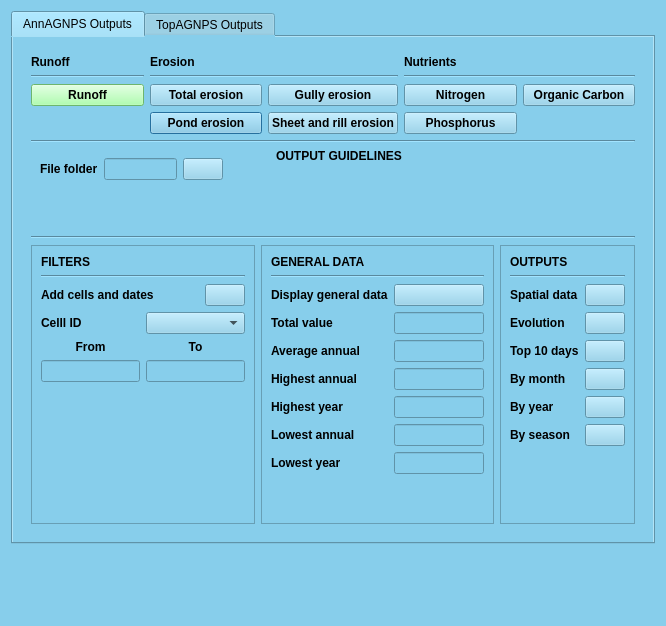
Before: the Qt Designer form ui/outputs.ui in Inigobarbe/QAnnAGNPS, drawn with Qt 5.
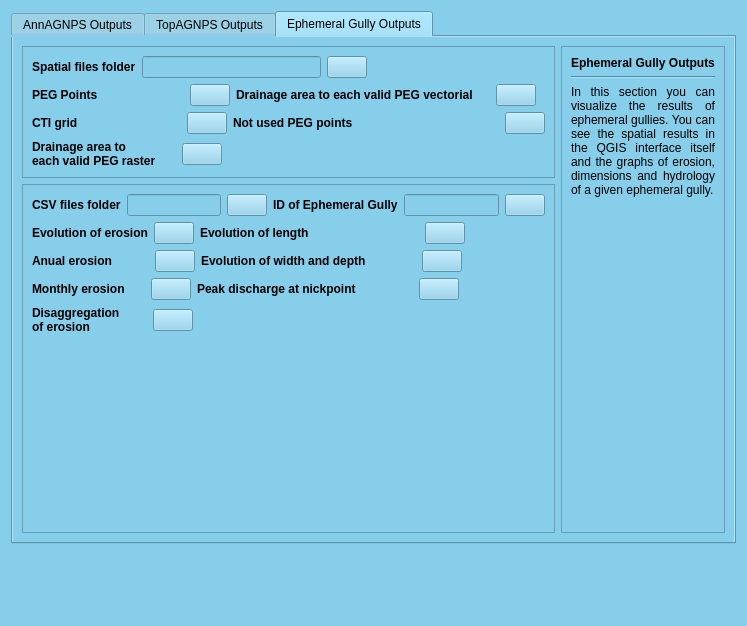
After: the same form once the commit is applied. The open tabs and pages were chosen to show the change.

```diff
--- a/ui/outputs.ui
+++ b/ui/outputs.ui
@@ -6,7 +6,7 @@
    <rect>
     <x>0</x>
     <y>0</y>
-    <width>666</width>
+    <width>685</width>
     <height>626</height>
    </rect>
   </property>
@@ -1522,6 +1522,617 @@
        </item>
       </layout>
      </widget>
+     <widget class="QWidget" name="tab_2">
+      <attribute name="title">
+       <string>Ephemeral Gully Outputs</string>
+      </attribute>
+      <layout class="QGridLayout" name="gridLayout_18">
+       <item row="0" column="0">
+        <layout class="QVBoxLayout" name="verticalLayout_8">
+         <item>
+          <widget class="QFrame" name="frame_5">
+           <property name="frameShape">
+            <enum>QFrame::StyledPanel</enum>
+           </property>
+           <property name="frameShadow">
+            <enum>QFrame::Raised</enum>
+           </property>
+           <layout class="QGridLayout" name="gridLayout_17">
+            <item row="2" column="0">
+             <layout class="QHBoxLayout" name="horizontalLayout_23">
+              <item>
+               <widget class="QLabel" name="label_47">
+                <property name="font">
+                 <font>
+                  <weight>75</weight>
+                  <bold>true</bold>
+                 </font>
+                </property>
+                <property name="text">
+                 <string>CTI grid                               </string>
+                </property>
+               </widget>
+              </item>
+              <item>
+               <widget class="QPushButton" name="pushButton_31">
+                <property name="text">
+                 <string/>
+                </property>
+               </widget>
+              </item>
+              <item>
+               <layout class="QHBoxLayout" name="horizontalLayout_26">
+                <item>
+                 <widget class="QLabel" name="label_50">
+                  <property name="font">
+                   <font>
+                    <weight>75</weight>
+                    <bold>true</bold>
+                   </font>
+                  </property>
+                  <property name="text">
+                   <string>Not used PEG points                                            </string>
+                  </property>
+                 </widget>
+                </item>
+                <item>
+                 <widget class="QPushButton" name="pushButton_34">
+                  <property name="text">
+                   <string/>
+                  </property>
+                 </widget>
+                </item>
+                <item>
+                 <spacer name="horizontalSpacer_23">
+                  <property name="orientation">
+                   <enum>Qt::Horizontal</enum>
+                  </property>
+                  <property name="sizeHint" stdset="0">
+                   <size>
+                    <width>40</width>
+                    <height>20</height>
+                   </size>
+                  </property>
+                 </spacer>
+                </item>
+                <item>
+                 <spacer name="horizontalSpacer_17">
+                  <property name="orientation">
+                   <enum>Qt::Horizontal</enum>
+                  </property>
+                  <property name="sizeHint" stdset="0">
+                   <size>
+                    <width>40</width>
+                    <height>20</height>
+                   </size>
+                  </property>
+                 </spacer>
+                </item>
+               </layout>
+              </item>
+             </layout>
+            </item>
+            <item row="1" column="0">
+             <layout class="QHBoxLayout" name="horizontalLayout_22">
+              <item>
+               <widget class="QLabel" name="label_46">
+                <property name="font">
+                 <font>
+                  <weight>75</weight>
+                  <bold>true</bold>
+                 </font>
+                </property>
+                <property name="text">
+                 <string>PEG Points                          </string>
+                </property>
+               </widget>
+              </item>
+              <item>
+               <widget class="QPushButton" name="pushButton_30">
+                <property name="text">
+                 <string/>
+                </property>
+               </widget>
+              </item>
+              <item>
+               <layout class="QHBoxLayout" name="horizontalLayout_24">
+                <item>
+                 <widget class="QLabel" name="label_48">
+                  <property name="font">
+                   <font>
+                    <weight>75</weight>
+                    <bold>true</bold>
+                   </font>
+                  </property>
+                  <property name="text">
+                   <string>Drainage area to each valid PEG vectorial     </string>
+                  </property>
+                 </widget>
+                </item>
+                <item>
+                 <widget class="QPushButton" name="pushButton_32">
+                  <property name="text">
+                   <string/>
+                  </property>
+                 </widget>
+                </item>
+                <item>
+                 <spacer name="horizontalSpacer_16">
+                  <property name="orientation">
+                   <enum>Qt::Horizontal</enum>
+                  </property>
+                  <property name="sizeHint" stdset="0">
+                   <size>
+                    <width>40</width>
+                    <height>20</height>
+                   </size>
+                  </property>
+                 </spacer>
+                </item>
+               </layout>
+              </item>
+              <item>
+               <spacer name="horizontalSpacer_22">
+                <property name="orientation">
+                 <enum>Qt::Horizontal</enum>
+                </property>
+                <property name="sizeHint" stdset="0">
+                 <size>
+                  <width>40</width>
+                  <height>20</height>
+                 </size>
+                </property>
+               </spacer>
+              </item>
+             </layout>
+            </item>
+            <item row="0" column="0">
+             <layout class="QHBoxLayout" name="horizontalLayout_21">
+              <item>
+               <widget class="QLabel" name="label_45">
+                <property name="font">
+                 <font>
+                  <weight>75</weight>
+                  <bold>true</bold>
+                 </font>
+                </property>
+                <property name="text">
+                 <string>Spatial files folder</string>
+                </property>
+               </widget>
+              </item>
+              <item>
+               <widget class="QLineEdit" name="lineEdit_3"/>
+              </item>
+              <item>
+               <widget class="QPushButton" name="pushButton_29">
+                <property name="text">
+                 <string/>
+                </property>
+               </widget>
+              </item>
+              <item>
+               <spacer name="horizontalSpacer_21">
+                <property name="orientation">
+                 <enum>Qt::Horizontal</enum>
+                </property>
+                <property name="sizeHint" stdset="0">
+                 <size>
+                  <width>40</width>
+                  <height>20</height>
+                 </size>
+                </property>
+               </spacer>
+              </item>
+             </layout>
+            </item>
+            <item row="3" column="0">
+             <layout class="QHBoxLayout" name="horizontalLayout_25">
+              <item>
+               <widget class="QLabel" name="label_49">
+                <property name="font">
+                 <font>
+                  <weight>75</weight>
+                  <bold>true</bold>
+                 </font>
+                </property>
+                <property name="text">
+                 <string>Drainage area to 
+each valid PEG raster      </string>
+                </property>
+               </widget>
+              </item>
+              <item>
+               <widget class="QPushButton" name="pushButton_33">
+                <property name="text">
+                 <string/>
+                </property>
+               </widget>
+              </item>
+              <item>
+               <spacer name="horizontalSpacer_18">
+                <property name="orientation">
+                 <enum>Qt::Horizontal</enum>
+                </property>
+                <property name="sizeHint" stdset="0">
+                 <size>
+                  <width>40</width>
+                  <height>20</height>
+                 </size>
+                </property>
+               </spacer>
+              </item>
+             </layout>
+            </item>
+           </layout>
+          </widget>
+         </item>
+         <item>
+          <widget class="QFrame" name="frame_6">
+           <property name="frameShape">
+            <enum>QFrame::StyledPanel</enum>
+           </property>
+           <property name="frameShadow">
+            <enum>QFrame::Raised</enum>
+           </property>
+           <layout class="QGridLayout" name="gridLayout_5">
+            <item row="0" column="0">
+             <layout class="QGridLayout" name="gridLayout_15">
+              <item row="0" column="1">
+               <layout class="QHBoxLayout" name="horizontalLayout_32">
+                <item>
+                 <widget class="QLabel" name="label_56">
+                  <property name="font">
+                   <font>
+                    <weight>75</weight>
+                    <bold>true</bold>
+                   </font>
+                  </property>
+                  <property name="text">
+                   <string>CSV files folder</string>
+                  </property>
+                 </widget>
+                </item>
+                <item>
+                 <widget class="QLineEdit" name="lineEdit_12"/>
+                </item>
+                <item>
+                 <widget class="QPushButton" name="pushButton_40">
+                  <property name="text">
+                   <string/>
+                  </property>
+                 </widget>
+                </item>
+                <item>
+                 <layout class="QHBoxLayout" name="horizontalLayout_34">
+                  <item>
+                   <widget class="QLabel" name="label_58">
+                    <property name="font">
+                     <font>
+                      <weight>75</weight>
+                      <bold>true</bold>
+                     </font>
+                    </property>
+                    <property name="text">
+                     <string>ID of Ephemeral Gully</string>
+                    </property>
+                   </widget>
+                  </item>
+                  <item>
+                   <widget class="QLineEdit" name="lineEdit_13"/>
+                  </item>
+                  <item>
+                   <widget class="QPushButton" name="pushButton_42">
+                    <property name="text">
+                     <string/>
+                    </property>
+                   </widget>
+                  </item>
+                 </layout>
+                </item>
+               </layout>
+              </item>
+             </layout>
+            </item>
+            <item row="2" column="0">
+             <layout class="QHBoxLayout" name="horizontalLayout_29">
+              <item>
+               <widget class="QLabel" name="label_53">
+                <property name="font">
+                 <font>
+                  <weight>75</weight>
+                  <bold>true</bold>
+                 </font>
+                </property>
+                <property name="text">
+                 <string>Evolution of erosion</string>
+                </property>
+               </widget>
+              </item>
+              <item>
+               <widget class="QPushButton" name="pushButton_37">
+                <property name="text">
+                 <string/>
+                </property>
+               </widget>
+              </item>
+              <item>
+               <layout class="QHBoxLayout" name="horizontalLayout_27">
+                <item>
+                 <widget class="QLabel" name="label_51">
+                  <property name="font">
+                   <font>
+                    <weight>75</weight>
+                    <bold>true</bold>
+                   </font>
+                  </property>
+                  <property name="text">
+                   <string>Evolution of length                                 </string>
+                  </property>
+                 </widget>
+                </item>
+                <item>
+                 <widget class="QPushButton" name="pushButton_35">
+                  <property name="text">
+                   <string/>
+                  </property>
+                 </widget>
+                </item>
+                <item>
+                 <spacer name="horizontalSpacer_19">
+                  <property name="orientation">
+                   <enum>Qt::Horizontal</enum>
+                  </property>
+                  <property name="sizeHint" stdset="0">
+                   <size>
+                    <width>40</width>
+                    <height>20</height>
+                   </size>
+                  </property>
+                 </spacer>
+                </item>
+               </layout>
+              </item>
+             </layout>
+            </item>
+            <item row="3" column="0">
+             <layout class="QHBoxLayout" name="horizontalLayout_28">
+              <item>
+               <widget class="QLabel" name="label_52">
+                <property name="font">
+                 <font>
+                  <weight>75</weight>
+                  <bold>true</bold>
+                 </font>
+                </property>
+                <property name="text">
+                 <string>Anual erosion           </string>
+                </property>
+               </widget>
+              </item>
+              <item>
+               <widget class="QPushButton" name="pushButton_36">
+                <property name="text">
+                 <string/>
+                </property>
+               </widget>
+              </item>
+              <item>
+               <layout class="QHBoxLayout" name="horizontalLayout_35">
+                <item>
+                 <widget class="QLabel" name="label_59">
+                  <property name="font">
+                   <font>
+                    <weight>75</weight>
+                    <bold>true</bold>
+                   </font>
+                  </property>
+                  <property name="text">
+                   <string>Evolution of width and depth               </string>
+                  </property>
+                 </widget>
+                </item>
+                <item>
+                 <widget class="QPushButton" name="pushButton_43">
+                  <property name="text">
+                   <string/>
+                  </property>
+                 </widget>
+                </item>
+                <item>
+                 <spacer name="horizontalSpacer_26">
+                  <property name="orientation">
+                   <enum>Qt::Horizontal</enum>
+                  </property>
+                  <property name="sizeHint" stdset="0">
+                   <size>
+                    <width>40</width>
+                    <height>20</height>
+                   </size>
+                  </property>
+                 </spacer>
+                </item>
+               </layout>
+              </item>
+             </layout>
+            </item>
+            <item row="4" column="0">
+             <layout class="QHBoxLayout" name="horizontalLayout_33">
+              <item>
+               <widget class="QLabel" name="label_57">
+                <property name="font">
+                 <font>
+                  <weight>75</weight>
+                  <bold>true</bold>
+                 </font>
+                </property>
+                <property name="text">
+                 <string>Monthly erosion      </string>
+                </property>
+               </widget>
+              </item>
+              <item>
+               <widget class="QPushButton" name="pushButton_41">
+                <property name="text">
+                 <string/>
+                </property>
+               </widget>
+              </item>
+              <item>
+               <layout class="QHBoxLayout" name="horizontalLayout_31">
+                <item>
+                 <widget class="QLabel" name="label_55">
+                  <property name="font">
+                   <font>
+                    <weight>75</weight>
+                    <bold>true</bold>
+                   </font>
+                  </property>
+                  <property name="text">
+                   <string>Peak discharge at nickpoint                 </string>
+                  </property>
+                 </widget>
+                </item>
+                <item>
+                 <widget class="QPushButton" name="pushButton_39">
+                  <property name="text">
+                   <string/>
+                  </property>
+                 </widget>
+                </item>
+                <item>
+                 <spacer name="horizontalSpacer_20">
+                  <property name="orientation">
+                   <enum>Qt::Horizontal</enum>
+                  </property>
+                  <property name="sizeHint" stdset="0">
+                   <size>
+                    <width>40</width>
+                    <height>20</height>
+                   </size>
+                  </property>
+                 </spacer>
+                </item>
+               </layout>
+              </item>
+             </layout>
+            </item>
+            <item row="5" column="0">
+             <layout class="QHBoxLayout" name="horizontalLayout_30">
+              <item>
+               <widget class="QLabel" name="label_54">
+                <property name="font">
+                 <font>
+                  <weight>75</weight>
+                  <bold>true</bold>
+                 </font>
+                </property>
+                <property name="text">
+                 <string>Disaggregation 
+of erosion                 </string>
+                </property>
+               </widget>
+              </item>
+              <item>
+               <widget class="QPushButton" name="pushButton_38">
+                <property name="text">
+                 <string/>
+                </property>
+               </widget>
+              </item>
+              <item>
+               <spacer name="horizontalSpacer_24">
+                <property name="orientation">
+                 <enum>Qt::Horizontal</enum>
+                </property>
+                <property name="sizeHint" stdset="0">
+                 <size>
+                  <width>40</width>
+                  <height>20</height>
+                 </size>
+                </property>
+               </spacer>
+              </item>
+             </layout>
+            </item>
+            <item row="6" column="0">
+             <spacer name="verticalSpacer_8">
+              <property name="orientation">
+               <enum>Qt::Vertical</enum>
+              </property>
+              <property name="sizeHint" stdset="0">
+               <size>
+                <width>20</width>
+                <height>40</height>
+               </size>
+              </property>
+             </spacer>
+            </item>
+           </layout>
+          </widget>
+         </item>
+        </layout>
+       </item>
+       <item row="0" column="1">
+        <widget class="QFrame" name="frame_4">
+         <property name="frameShape">
+          <enum>QFrame::StyledPanel</enum>
+         </property>
+         <property name="frameShadow">
+          <enum>QFrame::Raised</enum>
+         </property>
+         <layout class="QGridLayout" name="gridLayout_16">
+          <item row="1" column="0">
+           <widget class="Line" name="line_12">
+            <property name="orientation">
+             <enum>Qt::Horizontal</enum>
+            </property>
+           </widget>
+          </item>
+          <item row="0" column="0">
+           <widget class="QLabel" name="label_63">
+            <property name="font">
+             <font>
+              <weight>75</weight>
+              <bold>true</bold>
+             </font>
+            </property>
+            <property name="text">
+             <string>Ephemeral Gully Outputs</string>
+            </property>
+           </widget>
+          </item>
+          <item row="2" column="0">
+           <widget class="QLabel" name="label_64">
+            <property name="text">
+             <string>In this section you can visualize the results of ephemeral gullies. You can see the spatial results in the QGIS interface itself and the graphs of erosion, dimensions and hydrology of a given ephemeral gully. </string>
+            </property>
+            <property name="alignment">
+             <set>Qt::AlignJustify|Qt::AlignVCenter</set>
+            </property>
+            <property name="wordWrap">
+             <bool>true</bool>
+            </property>
+           </widget>
+          </item>
+          <item row="3" column="0">
+           <spacer name="verticalSpacer_7">
+            <property name="orientation">
+             <enum>Qt::Vertical</enum>
+            </property>
+            <property name="sizeHint" stdset="0">
+             <size>
+              <width>20</width>
+              <height>40</height>
+             </size>
+            </property>
+           </spacer>
+          </item>
+         </layout>
+        </widget>
+       </item>
+      </layout>
+     </widget>
     </widget>
    </item>
    <item row="1" column="2">
```
Left out of the diff: 52 changed lines with no effect on the pictures.
